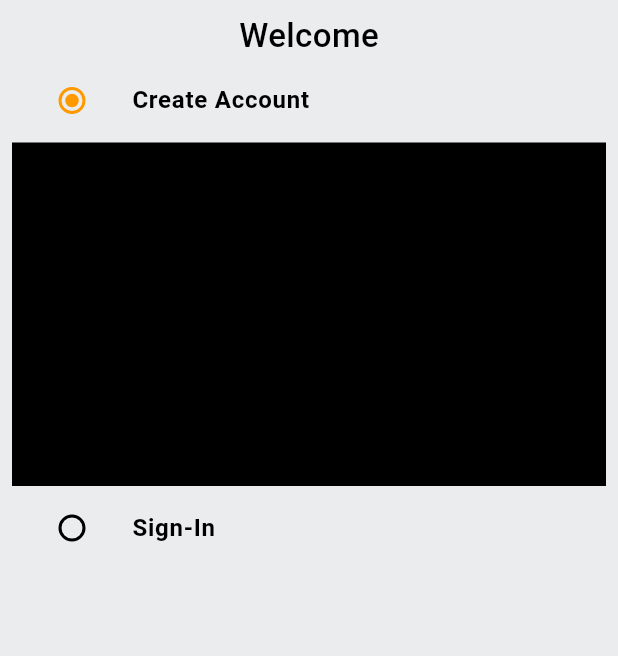
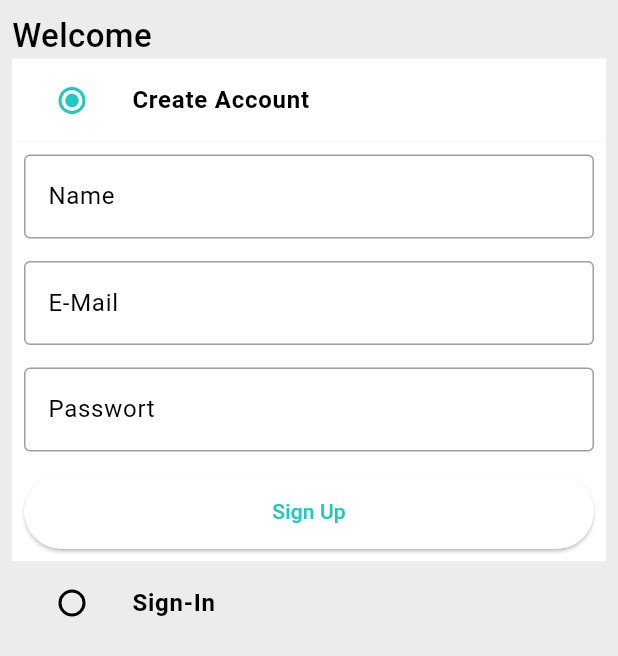
Before and after one commit to azad-ahmed/myProjectFlutter, a Flutter app: the screen it shows after launch, on a phone screen of 412 x 824 dp. Shown: the top 656 px of the screen. Run offline on Flutter 3.47's test engine with Material 3 defaults, Android fonts, the phone set to English and light mode, and no system bars.

Commit message:
[Design] Sign Up and Sign In design

```diff
--- a/lib/constants/global_variables.dart
+++ b/lib/constants/global_variables.dart
@@ -10,8 +10,8 @@ class GlobalVariables {
     stops: [0.5, 1.0],
   );
 
-  static const secondaryColor = Color.fromRGBO(255, 153, 0, 1);
-  static const backgroundColor = Colors.black;
+  static const secondaryColor = Color.fromRGBO(29, 201, 192, 1.0);
+  static const backgroundColor = Colors.white;
   static const Color greyBackgroundColor = Color(0xffebecee);
   static var selectedNavBarColor = Colors.cyan[800]!;
   static const unselectedNavBarColor = Colors.black87;
--- a/lib/features/auth/screens/auth_screen.dart
+++ b/lib/features/auth/screens/auth_screen.dart
@@ -1,6 +1,7 @@
 import 'package:flutter/material.dart';
 import 'package:my_project_flutter/constants/global_variables.dart';
 
+import '../../../common/widgets/custom_button.dart';
 import '../../../common/widgets/custom_textfield.dart';
 
 
@@ -22,14 +23,14 @@ class _AuthScreenState extends State<AuthScreen> {
   final _signInFormKey = GlobalKey<FormState>();
 
   final TextEditingController _emailController = TextEditingController();
-  final TextEditingController _namelController = TextEditingController();
+  final TextEditingController _nameController = TextEditingController();
   final TextEditingController _passwordlController = TextEditingController();
 
   @override
   void dispose() {
     super.dispose();
     _emailController.dispose();
-    _namelController.dispose();
+    _nameController.dispose();
     _passwordlController.dispose();
   }
 
@@ -42,6 +43,7 @@ class _AuthScreenState extends State<AuthScreen> {
         child: Padding(
           padding: const EdgeInsets.all(8.0),
           child: Column(
+            crossAxisAlignment: CrossAxisAlignment.start,
             children: [
               const Text(
                 'Welcome',
@@ -51,6 +53,9 @@ class _AuthScreenState extends State<AuthScreen> {
               ),
               ),
               ListTile(
+                tileColor: _auth == Auth.signup
+                    ? GlobalVariables.backgroundColor
+                    : GlobalVariables.greyBackgroundColor,
                 title: const Text(
                   'Create Account',
                   style: TextStyle(
@@ -76,17 +81,22 @@ class _AuthScreenState extends State<AuthScreen> {
                     key: _signUpFormKey,
                     child: Column(
                       children: [
-                        CustomTextField(controller: _namelController,
+                        CustomTextField(controller: _nameController,
                         hintText: 'Name',
                         ),
                         const SizedBox(height: 15),
                         CustomTextField(controller: _emailController,
                           hintText: 'E-Mail',
                         ),
-                        const SizedBox(height: 15),                      CustomTextField(controller: _passwordlController,
+                        const SizedBox(height: 15),
+                        CustomTextField(controller: _passwordlController,
                           hintText: 'Passwort',
                         ),
                         const SizedBox(height: 15),
+                        CustomButton(
+                            text: 'Sign Up',
+                            onTap: () {}
+                        )
                       ],
                     ),
                   ),
@@ -108,7 +118,31 @@ class _AuthScreenState extends State<AuthScreen> {
                     });
                   },
                 ),
-              )
+              ),
+              if(_auth == Auth.signin)
+                Container(
+                  padding: const EdgeInsets.all(8),
+                  color: GlobalVariables.backgroundColor,
+                  child: Form(
+                    key: _signUpFormKey,
+                    child: Column(
+                      children: [
+                        CustomTextField(controller: _emailController,
+                          hintText: 'E-Mail',
+                        ),
+                        const SizedBox(height: 15),
+                        CustomTextField(controller: _passwordlController,
+                          hintText: 'Passwort',
+                        ),
+                        const SizedBox(height: 15),
+                        CustomButton(
+                            text: 'Sign In',
+                            onTap: () {}
+                        )
+                      ],
+                    ),
+                  ),
+                ),
             ],
           ),
         ),
```
Also changed, not shown: lib/router.dart (added, +22 -0 lines), lib/theme/pallete.dart (deleted, +0 -47 lines).
